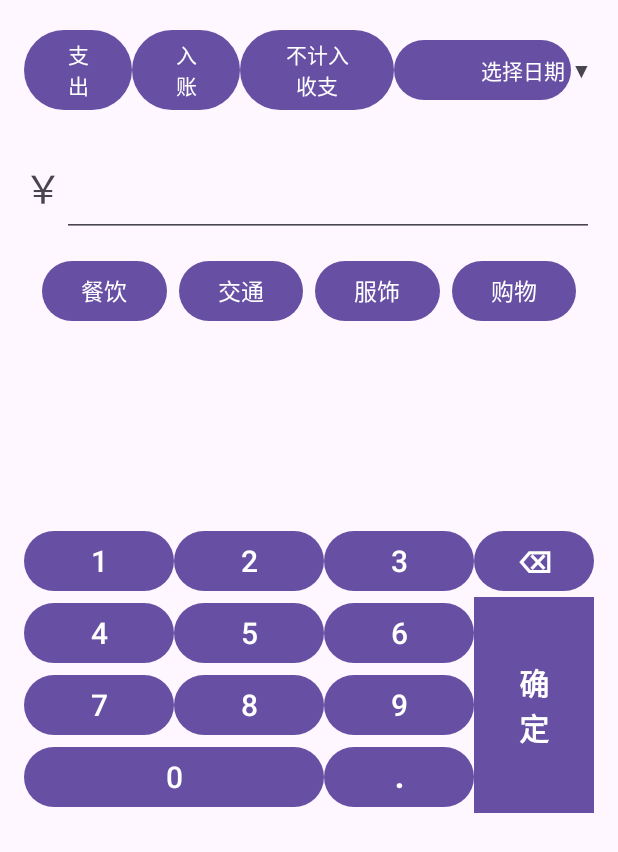
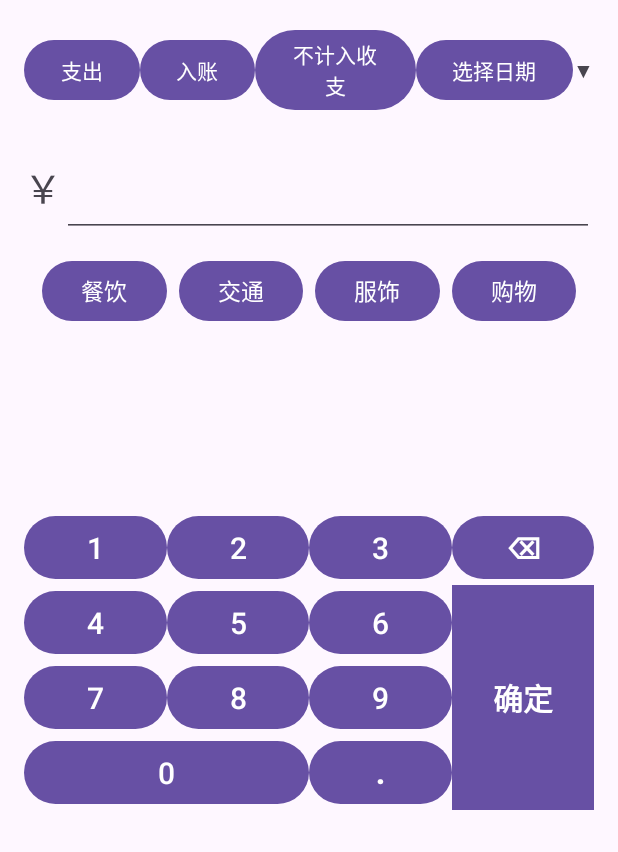
Before and after one commit to DMUGZT/Android_main, an Android app: the layout activity_record.xml on its own in the app's theme, with its tools: preview values and no code run, on a phone screen of 412 x 824 dp. Shown: the top 852 px of the screen. Run offline under Robolectric (Android 15) with nearby library versions, the phone set to English and light mode, and no system bars.

Commit message:
修改打包bug

```diff
--- a/app/src/main/res/layout/activity_record.xml
+++ b/app/src/main/res/layout/activity_record.xml
@@ -17,17 +17,14 @@
             android:layout_width="wrap_content"
             android:layout_height="wrap_content"
             android:layout_weight="1"
-            android:text="支出"
-            />
+            android:text="支出" />
 
         <Button
             android:id="@+id/btn_income"
             android:layout_width="wrap_content"
             android:layout_height="wrap_content"
             android:layout_weight="1"
-            android:text="入账"
-             />
-
+            android:text="入账" />
         <Button
             android:id="@+id/btn_ignore"
             android:layout_width="wrap_content"
@@ -38,20 +35,14 @@
 
         <Button
             android:id="@+id/btn_date"
-            android:layout_width="134dp"
+            android:layout_width="wrap_content"
             android:layout_height="wrap_content"
-            android:layout_weight="1"
-            android:paddingRight="-30dp"
-            android:text="选择日期" ></Button>
+            android:text="选择日期" />
         <TextView
-            android:layout_width="15dp"
+            android:layout_width="wrap_content"
             android:layout_height="wrap_content"
-            android:text="\u25BC"
-            ></TextView>
-
+            android:text="\u25BC" />
     </LinearLayout>
-
-
 
     <LinearLayout
         android:layout_width="match_parent"
@@ -62,7 +53,7 @@
             android:layout_width="wrap_content"
             android:layout_height="wrap_content"
             android:text="￥"
-            android:textSize="25dp"/>
+            android:textSize="25sp" />
 
         <EditText
             android:id="@+id/input_number"
@@ -74,9 +65,6 @@
             android:padding="16dp"
             android:textSize="24sp" />
     </LinearLayout>
-    <GridLayout
-        android:layout_width="match_parent"
-        android:layout_height="wrap_content">
 
     <GridLayout
         android:layout_width="match_parent"
@@ -92,7 +80,7 @@
             android:layout_margin="4dp"
             android:text="餐饮"
             android:textSize="15sp"
-                android:gravity="center"/>
+            android:gravity="center" />
 
         <Button
             android:id="@+id/btn_transport"
@@ -102,7 +90,7 @@
             android:layout_margin="4dp"
             android:text="交通"
             android:textSize="15sp"
-                android:gravity="center"/>
+            android:gravity="center" />
 
         <Button
             android:id="@+id/btn_clothing"
@@ -112,7 +100,7 @@
             android:layout_margin="4dp"
             android:text="服饰"
             android:textSize="15sp"
-                android:gravity="center"/>
+            android:gravity="center" />
 
         <Button
             android:id="@+id/btn_shopping"
@@ -122,55 +110,52 @@
             android:layout_margin="4dp"
             android:text="购物"
             android:textSize="15sp"
-                android:gravity="center"/>
+            android:gravity="center" />
+    </GridLayout>
 
-
-
-        </GridLayout>
-    </GridLayout>
     <GridLayout
-        android:layout_marginTop="120dp"
+        android:layout_marginTop="110dp"
         android:layout_width="match_parent"
-        android:layout_height="wrap_content"
+        android:layout_height="200dp"
+        android:columnCount="4"
         android:alignmentMode="alignMargins"
-        android:columnCount="4"
         android:columnOrderPreserved="false"
         android:rowCount="4">
 
         <!-- Number Buttons -->
         <Button
             android:id="@+id/btn_1"
-            android:layout_width="100dp"
-            android:layout_height="wrap_content"
+            android:layout_width="0dp"
+            android:layout_height="50dp"
             android:layout_rowWeight="1"
-            android:layout_gravity="fill"
+            android:layout_columnWeight="1"
             android:textSize="20sp"
             android:text="1" />
 
         <Button
             android:id="@+id/btn_2"
-            android:layout_width="100dp"
-            android:layout_height="wrap_content"
+            android:layout_width="0dp"
+            android:layout_height="50dp"
             android:layout_rowWeight="1"
-            android:layout_gravity="fill"
+            android:layout_columnWeight="1"
             android:textSize="20sp"
             android:text="2" />
 
         <Button
             android:id="@+id/btn_3"
-            android:layout_width="100dp"
-            android:layout_height="wrap_content"
+            android:layout_width="0dp"
+            android:layout_height="50dp"
             android:layout_rowWeight="1"
-            android:layout_gravity="fill"
+            android:layout_columnWeight="1"
             android:textSize="20sp"
             android:text="3" />
 
         <Button
             android:id="@+id/btn_delete"
             android:layout_width="0dp"
-            android:layout_height="wrap_content"
+            android:layout_height="50dp"
             android:layout_rowWeight="1"
-            android:layout_gravity="fill"
+            android:layout_columnWeight="1"
             android:textSize="20sp"
             android:textStyle="bold"
             android:text="⌫" />
@@ -178,37 +163,37 @@
         <Button
             android:id="@+id/btn_4"
             android:layout_width="0dp"
-            android:layout_height="wrap_content"
+            android:layout_height="50dp"
             android:layout_rowWeight="1"
-            android:layout_gravity="fill"
+            android:layout_columnWeight="1"
             android:textSize="20sp"
             android:text="4" />
 
         <Button
             android:id="@+id/btn_5"
             android:layout_width="0dp"
-            android:layout_height="wrap_content"
+            android:layout_height="50dp"
             android:layout_rowWeight="1"
-            android:layout_gravity="fill"
+            android:layout_columnWeight="1"
             android:textSize="20sp"
             android:text="5" />
 
         <Button
             android:id="@+id/btn_6"
             android:layout_width="0dp"
-            android:layout_height="wrap_content"
+            android:layout_height="50dp"
             android:layout_rowWeight="1"
-            android:layout_gravity="fill"
+            android:layout_columnWeight="1"
             android:textSize="20sp"
             android:text="6" />
 
         <Button
             android:id="@+id/btn_confirm"
             android:layout_width="0dp"
-            android:layout_height="wrap_content"
+            android:layout_height="150dp"
             android:layout_rowSpan="3"
-            android:layout_rowWeight="2"
-            android:layout_gravity="fill"
+            android:layout_rowWeight="3"
+            android:layout_columnWeight="1"
             android:background="#C8E6C9"
             android:textSize="20sp"
             android:textStyle="bold"
@@ -217,50 +202,49 @@
         <Button
             android:id="@+id/btn_7"
             android:layout_width="0dp"
-            android:layout_height="wrap_content"
+            android:layout_height="50dp"
             android:layout_rowWeight="1"
-            android:layout_gravity="fill"
+            android:layout_columnWeight="1"
             android:textSize="20sp"
             android:text="7" />
 
         <Button
             android:id="@+id/btn_8"
             android:layout_width="0dp"
-            android:layout_height="wrap_content"
+            android:layout_height="50dp"
             android:layout_rowWeight="1"
-            android:layout_gravity="fill"
+            android:layout_columnWeight="1"
             android:textSize="20sp"
             android:text="8" />
 
         <Button
             android:id="@+id/btn_9"
             android:layout_width="0dp"
-            android:layout_height="wrap_content"
+            android:layout_height="50dp"
             android:layout_rowWeight="1"
-            android:layout_gravity="fill"
+            android:layout_columnWeight="1"
             android:textSize="20sp"
             android:text="9" />
 
         <Button
             android:id="@+id/btn_0"
             android:layout_width="0dp"
-            android:layout_height="wrap_content"
+            android:layout_height="50dp"
             android:layout_columnSpan="2"
             android:layout_rowWeight="1"
-            android:layout_gravity="fill"
+            android:layout_columnWeight="2"
             android:textSize="20sp"
             android:text="0" />
 
         <Button
             android:id="@+id/btn_dot"
             android:layout_width="0dp"
-            android:layout_height="wrap_content"
+            android:layout_height="50dp"
             android:layout_rowWeight="1"
-            android:layout_gravity="fill"
+            android:layout_columnWeight="1"
             android:textSize="20sp"
             android:textStyle="bold"
             android:text="." />
     </GridLayout>
-    <!-- Add more views as needed -->
 
 </LinearLayout>
```
Also changed, not shown: app/build.gradle.kts (+11 -8 lines), app/src/main/java/com/example/test/database/DatabaseHelper.java (+8 -7 lines), app/src/main/res/layout/fragment_bills.xml (+17 -21 lines), 4 other files. Lines whose indentation alone changed are shown as unchanged.
